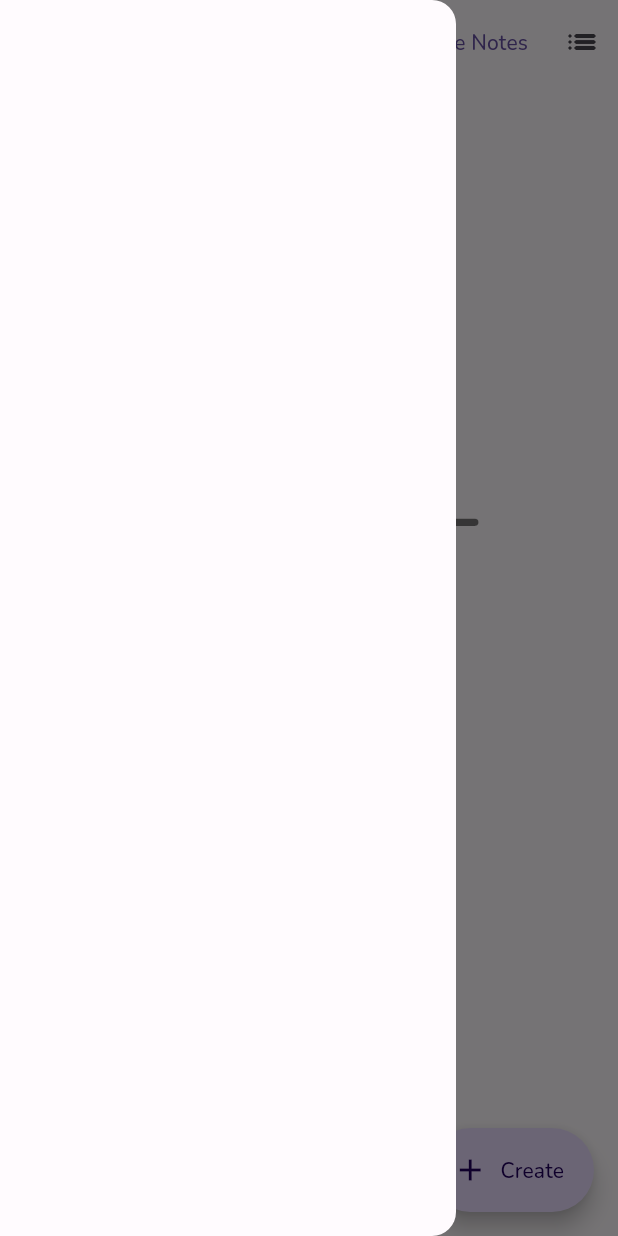
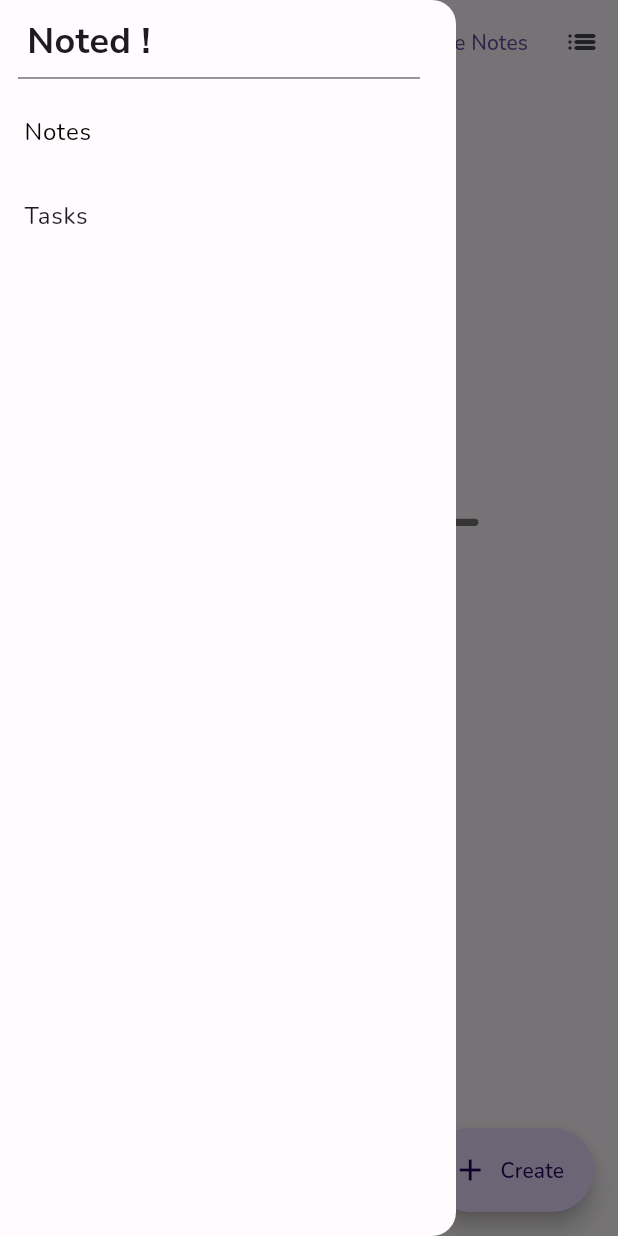
Before and after one commit to piyeldev/notes-app, a Flutter app: the screen it shows after launch, with the side drawer open, on a phone screen of 412 x 824 dp. Run offline on Flutter 3.47's test engine with Material 3 defaults, Android fonts, the phone set to English and light mode, and no system bars; our stand-ins replace font_awesome_flutter, google_fonts, image_picker, sqflite; accounts and stored records are empty.

Commit message:
new changes

```diff
--- a/lib/src/home.dart
+++ b/lib/src/home.dart
@@ -1,5 +1,7 @@
 import 'dart:core';
 import 'dart:async';
+import 'dart:math';
+import 'package:flutter/widgets.dart';
 import 'package:google_fonts/google_fonts.dart';
 import 'package:flutter/material.dart';
 import 'package:Noted/src/db/notes_database.dart';
@@ -76,17 +78,21 @@ class _HomePageState extends State<HomePage> with TickerProviderStateMixin {
     isFavesEmpty = filterFavesFromNot(true).isEmpty;
   }
 
+  final GlobalKey<ScaffoldState> _scaffoldKey = GlobalKey<ScaffoldState>();
   @override
   Widget build(BuildContext context) {
     return DefaultTextStyle(
       style: GoogleFonts.nunito(),
       child: Scaffold(
+        key: _scaffoldKey,
         appBar: AppBar(
           actions: [
-            TextButton(onPressed: () {
+            TextButton(
+                onPressed: () {
                   NotesDatabase.instance.deleteTable();
                   refreshNotes();
-            }, child: const Text("Delete Notes")),
+                },
+                child: const Text("Delete Notes")),
             IconButton(
               onPressed: () {
                 setState(() {
@@ -113,48 +119,119 @@ class _HomePageState extends State<HomePage> with TickerProviderStateMixin {
           title: Transform.translate(
             offset: const Offset(-22.0, 0.0),
             child: Text("Notes",
-                style: GoogleFonts.nunito(color: lightColorScheme.primary)
+                style: GoogleFonts.nunito(color: lightColorScheme.primary)),
+          ),
+          leading: Builder(
+            builder: (context) {
+              return Transform.flip(
+                  flipX: true,
+                  child: IconButton(
+                    icon: Image.asset("assets/menu.png"),
+                    onPressed: () {
+                      Scaffold.of(context).openDrawer();
+                    },
+                    padding: const EdgeInsets.all(18),
+                  ));
+            },
           ),
         ),
+        drawer: Drawer(
+          child: ListView(
+            children: [
+              Container(
+                  child: Text(
+                    "Noted !",
+                    style: GoogleFonts.nunitoSans(
+                        fontWeight: FontWeight.bold, fontSize: 24),
                   ),
-        drawer: const Drawer(),
+                  padding: const EdgeInsets.only(left: 18, top: 10)),
+              Divider(
+                color: Colors.black54,
+                endIndent: 24,
+                indent: 12,
+              ),
+              Material(
+                type: MaterialType.transparency,                child: ListTile(
+                  selected: true,
+                  selectedColor: Colors.black,
+                  // tileColor: Theme.of(context).cardColor,
+                  title: const Text('Notes'),
+                  onTap: () {
+                    // Update the state of the app.
+                    // ...
+                  },
+                ),
+              ),
+              ListTile(
+                title: const Text('Tasks'),
+                onTap: () {
+                  // Update the state of the app.
+                  // ...
+                },
+              ),
+            ],
+          ),
+        ),
+        endDrawerEnableOpenDragGesture: false,
         body: isLoading
             ? const Center(child: CircularProgressIndicator())
-            : notes.isEmpty? Center(
+            : notes.isEmpty
+                ? Center(
                     child: Transform.translate(
-          offset: const Offset(0,-40),
+                      offset: const Offset(0, -40),
                       child: const Column(
                         mainAxisAlignment: MainAxisAlignment.center,
                         children: [
-                Text('¯\\_(ツ)_/¯', style: TextStyle(
+                          Text(
+                            '¯\\_(ツ)_/¯',
+                            style: TextStyle(
                                 fontWeight: FontWeight.w900,
                                 color: Colors.black54,
-                    fontSize: 50
-                ),),
-                SizedBox(height: 15,),
-                Text('No Notes Here :)\nCreate one by tapping the\n "+ Create" button below', textAlign: TextAlign.center,)
+                                fontSize: 50),
+                          ),
+                          SizedBox(
+                            height: 15,
+                          ),
+                          Text(
+                            'No Notes Here :)\nCreate one by tapping the\n "+ Create" button below',
+                            textAlign: TextAlign.center,
+                          )
                         ],
                       ),
                     ),
                   )
                 : SingleChildScrollView(
                     child: Padding(
-            padding: const EdgeInsets.only(left: 8.0, right: 8.0, top: 12),
+                      padding:
+                          const EdgeInsets.only(left: 8.0, right: 8.0, top: 12),
                       child: Column(
                         children: [
-                isFavesEmpty? Container() : const Align(alignment: Alignment.centerLeft,child: Padding(
-                  padding: EdgeInsets.only(left: 12, bottom: 15),
+                          isFavesEmpty
+                              ? Container()
+                              : const Align(
+                                  alignment: Alignment.centerLeft,
+                                  child: Padding(
+                                    padding:
+                                        EdgeInsets.only(left: 12, bottom: 15),
                                     child: Text("Favorites"),
                                   )),
-                isGridView? favoritesGrid(): favoritesList(),
-                isFavesEmpty? const SizedBox(): const SizedBox(
+                          isGridView ? favoritesGrid() : favoritesList(),
+                          isFavesEmpty
+                              ? const SizedBox()
+                              : const SizedBox(
                                   height: 15,
                                 ),
-                const Align(alignment: Alignment.centerLeft,child: Padding(
-                  padding: EdgeInsets.only(top: 10,left: 12, bottom: 15),
+                          const Align(
+                              alignment: Alignment.centerLeft,
+                              child: Padding(
+                                padding: EdgeInsets.only(
+                                    top: 10, left: 12, bottom: 15),
                                 child: Text("Others"),
                               )),
-                isGridView? notesGrid(): notesList(),
+                          Padding(
+                            padding: EdgeInsets.only(left: 5, right: 5),
+                            child: isGridView ? notesGrid() : notesList(),
+                          )
                         ],
                       ),
                     ),
@@ -178,10 +255,10 @@ class _HomePageState extends State<HomePage> with TickerProviderStateMixin {
     );
   }
 
-
-
   Widget favoritesList() {
-    return isFavesEmpty? Container() : ListView.builder(
+    return isFavesEmpty
+        ? Container()
+        : ListView.builder(
             shrinkWrap: true,
             physics: const NeverScrollableScrollPhysics(),
             itemCount: filterFavesFromNot(true).length,
@@ -193,8 +270,10 @@ class _HomePageState extends State<HomePage> with TickerProviderStateMixin {
                 child: Material(
                   type: MaterialType.transparency,
                   child: ScaleTransition(
-              scale: Tween(begin: 0.001, end: 1.0).animate(CurvedAnimation(
-                  parent: _listScalingAnim!, curve: Curves.bounceInOut)),
+                    scale: Tween(begin: 0.001, end: 1.0).animate(
+                        CurvedAnimation(
+                            parent: _listScalingAnim!,
+                            curve: Curves.bounceInOut)),
                     child: InkWell(
                       onTap: () {
                         Navigator.of(context).push(PageRouteBuilder(
@@ -221,7 +300,9 @@ class _HomePageState extends State<HomePage> with TickerProviderStateMixin {
       itemBuilder: (context, index) {
         final note = filterFavesFromNot(false).reversed.toList()[index];
 
-        return Hero(
+        return Padding(
+          padding: const EdgeInsets.only(bottom: 10),
+          child: Hero(
             tag: note.id!,
             child: Material(
               type: MaterialType.transparency,
@@ -241,34 +322,9 @@ class _HomePageState extends State<HomePage> with TickerProviderStateMixin {
                 ),
               ),
             ),
+          ),
         );
       },
-    );
-  }
-
-  Widget listView() {
-    return Column(
-      children: [
-        isFavesEmpty? Container() : const Align(alignment: Alignment.centerLeft,child: Padding(
-          padding: EdgeInsets.only(left: 12, bottom: 15),
-          child: Text("Favorites"),
-        )),
-        favoritesList(),
-        isFavesEmpty? const SizedBox(): const SizedBox(
-          height: 15,
-        ),
-        ScaleTransition(
-          scale: Tween(
-            begin: 0.001,
-            end: 1.0
-          ).animate(CurvedAnimation(parent: _listScalingAnim!, curve: Curves.bounceInOut)),
-          child: const Align(alignment: Alignment.centerLeft,child: Padding(
-            padding: EdgeInsets.only(top: 10,left: 12, bottom: 15),
-            child: Text("Others"),
-          )),
-        ),
-        notesList(),
-      ],
     );
   }
 
@@ -291,7 +347,8 @@ class _HomePageState extends State<HomePage> with TickerProviderStateMixin {
   }
 
   Widget favoritesGrid() {
-    return isFavesEmpty? Container()
+    return isFavesEmpty
+        ? Container()
         : MasonryGridView.count(
             shrinkWrap: true,
             physics: const NeverScrollableScrollPhysics(),
@@ -307,8 +364,10 @@ class _HomePageState extends State<HomePage> with TickerProviderStateMixin {
                 child: Material(
                   type: MaterialType.transparency,
                   child: ScaleTransition(
-              scale: Tween(begin: 0.001, end: 1.0).animate(CurvedAnimation(
-                  parent: _gridScalingAnim!, curve: Curves.bounceInOut)),
+                    scale: Tween(begin: 0.001, end: 1.0).animate(
+                        CurvedAnimation(
+                            parent: _gridScalingAnim!,
+                            curve: Curves.bounceInOut)),
                     child: InkWell(
                       onTap: () {
                         Navigator.of(context).push(PageRouteBuilder(
@@ -352,26 +411,32 @@ class _HomePageState extends State<HomePage> with TickerProviderStateMixin {
       },
     );
   }
+
   bool isFavesEmpty = true;
   Widget gridView() {
-
     return Column(
       children: [
-        isFavesEmpty? Container() : const Align(alignment: Alignment.centerLeft,child: Padding(
+        isFavesEmpty
+            ? Container()
+            : const Align(
+                alignment: Alignment.centerLeft,
+                child: Padding(
                   padding: EdgeInsets.only(left: 12, bottom: 15),
                   child: Text("Favorites"),
                 )),
         favoritesGrid(),
-        isFavesEmpty? const SizedBox(): const SizedBox(
+        isFavesEmpty
+            ? const SizedBox()
+            : const SizedBox(
                 height: 15,
               ),
         ScaleTransition(
-          scale: Tween(
-              begin: 0.001,
-              end: 1.0
-          ).animate(CurvedAnimation(parent: _gridScalingAnim!, curve: Curves.bounceInOut)),
-          child: const Align(alignment: Alignment.centerLeft,child: Padding(
-            padding: EdgeInsets.only(top: 10,left: 12, bottom: 15),
+          scale: Tween(begin: 0.001, end: 1.0).animate(CurvedAnimation(
+              parent: _gridScalingAnim!, curve: Curves.bounceInOut)),
+          child: const Align(
+              alignment: Alignment.centerLeft,
+              child: Padding(
+                padding: EdgeInsets.only(top: 10, left: 12, bottom: 15),
                 child: Text("Others"),
               )),
         ),
--- a/pubspec.yaml
+++ b/pubspec.yaml
@@ -55,7 +55,7 @@ dev_dependencies:
   # activated in the `analysis_options.yaml` file located at the root of your
   # package. See that file for information about deactivating specific lint
   # rules and activating additional ones.
-  flutter_lints: ^2.0.0
+  flutter_lints:
 
 # For information on the generic Dart part of this file, see the
 # following page: https://dart.dev/tools/pub/pubspec
@@ -120,6 +120,8 @@ flutter:
   # assets:
   #   - images/a_dot_burr.jpeg
   #   - images/a_dot_ham.jpeg
+  assets:
+    - assets/menu.png
 
   # An image asset can refer to one or more resolution-specific "variants", see
   # https://flutter.dev/assets-and-images/#resolution-aware
```
Also changed, not shown: lib/src/editor.dart (+25 -29 lines), lib/src/note_card.dart (+18 -7 lines), assets/menu.png (added), pubspec.lock, 4 other files. Lines whose indentation alone changed are shown as unchanged.
